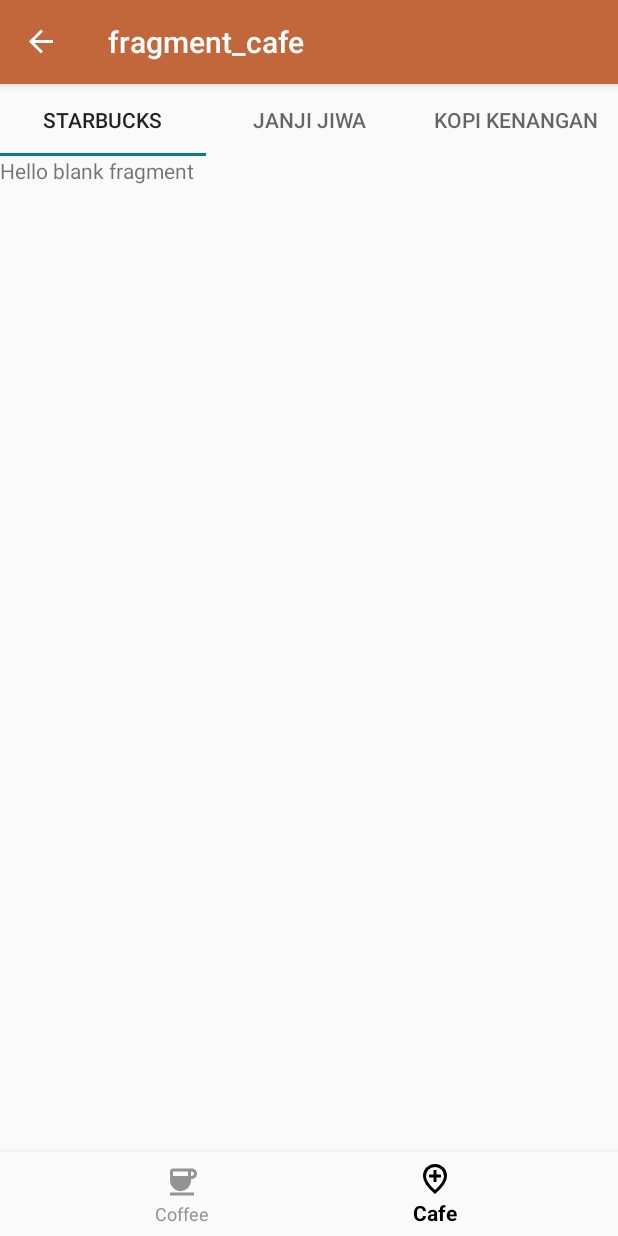
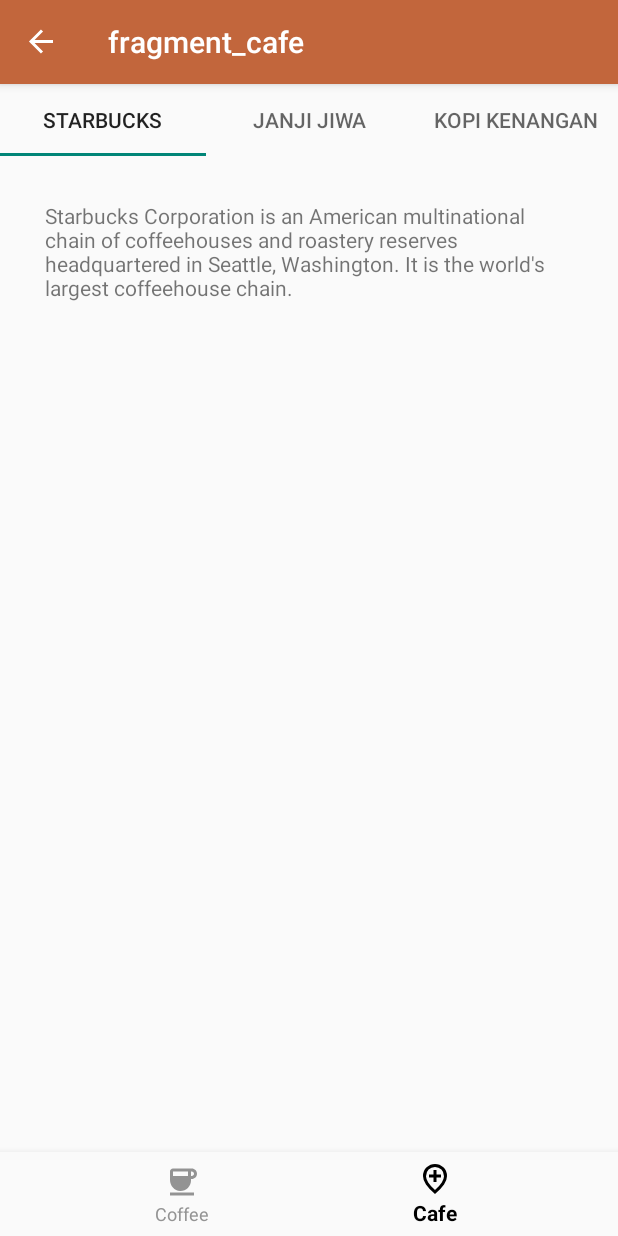
Before and after one commit to ifBeans/LAB_WEEK_04, an Android app: the screen it shows after launch (MainActivity), item 2 of the bottom bar chosen, on a phone screen of 412 x 824 dp. Run offline under Robolectric (Android 15) with nearby library versions, the phone set to English and light mode, and no system bars; our stand-ins replace navigation-ui.

Commit message:
Commit No. 4 – Assignment

```diff
--- a/app/src/main/java/com/example/lab_week_04/CafeAdapter.kt
+++ b/app/src/main/java/com/example/lab_week_04/CafeAdapter.kt
@@ -5,20 +5,14 @@ import androidx.fragment.app.FragmentManager
 import androidx.lifecycle.Lifecycle
 import androidx.viewpager2.adapter.FragmentStateAdapter
 
-private val TABS_FIXED = listOf(
-    R.string.starbucks_title,
-    R.string.janjijiwa_title,
-    R.string.kopikenangan_title
-)
-
-class CafeAdapter(fragmentManager: FragmentManager, lifecycle: Lifecycle) :
+class CafeAdapter(fragmentManager: FragmentManager, lifecycle: Lifecycle, private val tabContents: List<String>) :
     FragmentStateAdapter(fragmentManager, lifecycle) {
 
     override fun getItemCount(): Int {
-        return TABS_FIXED.size
+        return tabContents.size
     }
 
     override fun createFragment(position: Int): Fragment {
-        return CafeDetailFragment()
+        return CafeDetailFragment.newInstance(tabContents[position])
     }
 }
--- a/app/src/main/java/com/example/lab_week_04/CafeDetailFragment.kt
+++ b/app/src/main/java/com/example/lab_week_04/CafeDetailFragment.kt
@@ -5,27 +5,18 @@ import androidx.fragment.app.Fragment
 import android.view.LayoutInflater
 import android.view.View
 import android.view.ViewGroup
+import android.widget.TextView
 
-// TODO: Rename parameter arguments, choose names that match
-// the fragment initialization parameters, e.g. ARG_ITEM_NUMBER
-private const val ARG_PARAM1 = "param1"
-private const val ARG_PARAM2 = "param2"
+private const val TAB_CONTENT = "TAB_CONTENT"
 
-/**
- * A simple [Fragment] subclass.
- * Use the [CafeDetailFragment.newInstance] factory method to
- * create an instance of this fragment.
- */
 class CafeDetailFragment : Fragment() {
-    // TODO: Rename and change types of parameters
-    private var param1: String? = null
-    private var param2: String? = null
+
+    private var content: String? = null
 
     override fun onCreate(savedInstanceState: Bundle?) {
         super.onCreate(savedInstanceState)
         arguments?.let {
-            param1 = it.getString(ARG_PARAM1)
-            param2 = it.getString(ARG_PARAM2)
+            content = it.getString(TAB_CONTENT)
         }
     }
 
@@ -37,22 +28,16 @@ class CafeDetailFragment : Fragment() {
         return inflater.inflate(R.layout.fragment_cafe_detail, container, false)
     }
 
+    override fun onViewCreated(view: View, savedInstanceState: Bundle?) {
+        super.onViewCreated(view, savedInstanceState)
+        view.findViewById<TextView>(R.id.content_description)
+            ?.text = content
+    }
     companion object {
-        /**
-         * Use this factory method to create a new instance of
-         * this fragment using the provided parameters.
-         *
-         * @param param1 Parameter 1.
-         * @param param2 Parameter 2.
-         * @return A new instance of fragment CafeDetailFragment.
-         */
-        // TODO: Rename and change types and number of parameters
-        @JvmStatic
-        fun newInstance(param1: String, param2: String) =
+        fun newInstance(content: String) =
             CafeDetailFragment().apply {
                 arguments = Bundle().apply {
-                    putString(ARG_PARAM1, param1)
-                    putString(ARG_PARAM2, param2)
+                    putString(TAB_CONTENT, content)
                 }
             }
     }
--- a/app/src/main/java/com/example/lab_week_04/CafeFragment.kt
+++ b/app/src/main/java/com/example/lab_week_04/CafeFragment.kt
@@ -31,14 +31,25 @@ class CafeFragment : Fragment() {
     override fun onViewCreated(view: View, savedInstanceState: Bundle?) {
         super.onViewCreated(view, savedInstanceState)
 
+        val tabTitles = listOf(
+            getString(R.string.starbucks_title),
+            getString(R.string.janjijiwa_title),
+            getString(R.string.kopikenangan_title)
+        )
+        val tabContents = listOf(
+            getString(R.string.starbucks_desc),
+            getString(R.string.janjijiwa_desc),
+            getString(R.string.kopikenangan_desc)
+        )
+
         val viewPager = view.findViewById<ViewPager2>(R.id.view_pager)
         val tabLayout = view.findViewById<TabLayout>(R.id.tab_layout)
 
-        val adapter = CafeAdapter(childFragmentManager, lifecycle)
+        val adapter = CafeAdapter(childFragmentManager, lifecycle, tabContents)
         viewPager.adapter = adapter
 
         TabLayoutMediator(tabLayout, viewPager) { tab, position ->
-            tab.text = resources.getString(TABS_FIXED[position])
+            tab.text = tabTitles[position]
         }.attach()
     }
 }
--- a/app/src/main/res/layout/fragment_cafe_detail.xml
+++ b/app/src/main/res/layout/fragment_cafe_detail.xml
@@ -1,14 +1,14 @@
 <?xml version="1.0" encoding="utf-8"?>
-<FrameLayout xmlns:android="http://schemas.android.com/apk/res/android"
+<FrameLayout
+    xmlns:android="http://schemas.android.com/apk/res/android"
     xmlns:tools="http://schemas.android.com/tools"
     android:layout_width="match_parent"
     android:layout_height="match_parent"
-    tools:context=".CafeDetailFragment">
-
-    <!-- TODO: Update blank fragment layout -->
+    tools:context=".CafeDetailFragment"
+    android:padding="30dp">
     <TextView
+        android:id="@+id/content_description"
         android:layout_width="match_parent"
         android:layout_height="match_parent"
-        android:text="@string/hello_blank_fragment" />
-
+        android:text="" />
 </FrameLayout>
--- a/app/src/main/res/values/strings.xml
+++ b/app/src/main/res/values/strings.xml
@@ -4,25 +4,26 @@
     <string name="nav_header_desc">Navigation header</string>
     <string name="menu_coffee">Coffee List</string>
     <string name="menu_favorites">Favorite Coffee</string>
+
     <string name="affogato_title">AFFOGATO</string>
-    <string name="affogato_desc">Espresso poured on a vanilla ice cream. Served in a
-cappuccino cup.</string>
+    <string name="affogato_desc">Espresso poured on a vanilla ice cream. Served in a cappuccino cup.</string>
     <string name="americano_title">AMERICANO</string>
-    <string name="americano_desc">Espresso with added hot water (100-150 ml). Often served in a cappuccino cup. (The espresso is added into the hot water rather than
-all the water being flowed through the coffee that would lead to over
-extraction.)</string>
+    <string name="americano_desc">Espresso with added hot water (100-150 ml). Often served in a cappuccino cup. (The espresso is added into the hot water rather than all the water being flowed through the coffee that would lead to over extraction.)</string>
     <string name="latte_title">CAFFE LATTE</string>
-    <string name="latte_desc">A tall, mild \'milk coffee\' (about 150-300 ml). An
-espresso with steamed milk and only a little milk foam poured over it. Serve in a
-latte glass or a coffee cup. Flavoured syrup can be added.</string>
+    <string name="latte_desc">A tall, mild \'milk coffee\' (about 150-300 ml). An espresso with steamed milk and only a little milk foam poured over it. Serve in a latte glass or a coffee cup. Flavoured syrup can be added.</string>
+
     <string name="coffee_list">Coffee List</string>
     <string name="coffee_favorites">My Favorite Coffee</string>
     <string name="cafe_list">Cafe List</string>
     <string name="bottom_menu_coffee">Coffee</string>
     <string name="bottom_menu_cafe">Cafe</string>
+
     <string name="starbucks_title">STARBUCKS</string>
+    <string name="starbucks_desc">Starbucks Corporation is an American multinational chain of coffeehouses and roastery reserves headquartered in Seattle, Washington. It is the world\'s largest coffeehouse chain.</string>
     <string name="janjijiwa_title">JANJI JIWA</string>
+    <string name="janjijiwa_desc">It is undeniable that Janji Jiwa outlets have spread to various corners. Janji Jiwa is a local coffee brand that is popular among students, students, workers and even families. Carrying the jargon "coffee from the heart", Janji Jiwa is committed to serving coffee with a classic taste for coffee lovers.</string>
     <string name="kopikenangan_title">KOPI KENANGAN</string>
-    <!-- TODO: Remove or change this placeholder text -->
+    <string name="kopikenangan_desc">At Kopi Kenangan, their dream is to serve high quality coffee, made with the freshest local ingredients to customers across Indonesia - and the rest of the world</string>
+
     <string name="hello_blank_fragment">Hello blank fragment</string>
 </resources>
```
Also changed, not shown: 3 other files.
